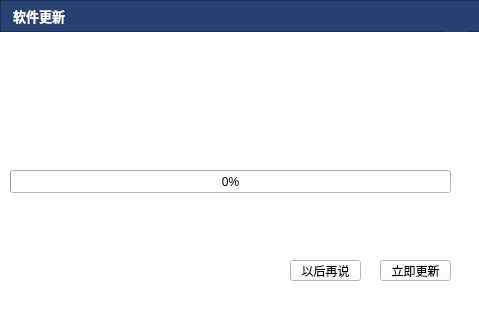
Before: the Qt Designer form updatesoftwaredialog.ui in ZhouMei20220810/TEST, drawn with Qt 5.
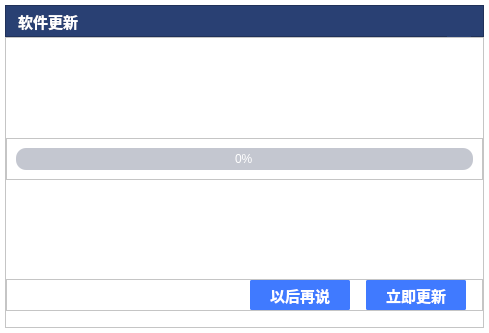
After: the same form once the commit is applied. Icons and pictures are not drawn.

Commit message: 设置阴影边框，需设置背景透明属性setAttribute(Qt::WA_TranslucentBackground, true);否则背景黑色

What changed in the file:
```diff
--- a/updatesoftwaredialog.ui
+++ b/updatesoftwaredialog.ui
@@ -6,51 +6,34 @@
    <rect>
     <x>0</x>
     <y>0</y>
-    <width>479</width>
-    <height>323</height>
+    <width>489</width>
+    <height>333</height>
    </rect>
   </property>
   <property name="windowTitle">
    <string>Dialog</string>
   </property>
   <property name="styleSheet">
-   <string notr="true">background-color:#FFFFFF;</string>
+   <string notr="true">background:transparent;</string>
   </property>
-  <widget class="QToolButton" name="toolBtnCancel">
-   <property name="geometry">
-    <rect>
-     <x>290</x>
-     <y>260</y>
-     <width>71</width>
-     <height>21</height>
-    </rect>
+  <layout class="QVBoxLayout" name="verticalLayout">
+   <property name="spacing">
+    <number>0</number>
    </property>
-   <property name="text">
-    <string>以后再说</string>
+   <property name="leftMargin">
+    <number>5</number>
    </property>
-  </widget>
-  <widget class="QToolButton" name="toolBtnUpdate">
-   <property name="geometry">
-    <rect>
-     <x>380</x>
-     <y>260</y>
-     <width>71</width>
-     <height>21</height>
-    </rect>
+   <property name="topMargin">
+    <number>5</number>
    </property>
-   <property name="text">
-    <string>立即更新</string>
+   <property name="rightMargin">
+    <number>5</number>
    </property>
-  </widget>
+   <property name="bottomMargin">
+    <number>5</number>
+   </property>
+   <item>
   <widget class="QFrame" name="frame">
-   <property name="geometry">
-    <rect>
-     <x>0</x>
-     <y>0</y>
-     <width>481</width>
-     <height>32</height>
-    </rect>
-   </property>
    <property name="minimumSize">
     <size>
      <width>0</width>
@@ -295,7 +278,7 @@
       </property>
       <property name="font">
        <font>
-        <pointsize>10</pointsize>
+          <pointsize>11</pointsize>
         <bold>true</bold>
        </font>
       </property>
@@ -370,19 +353,237 @@
     </item>
    </layout>
   </widget>
+   </item>
+   <item>
+    <widget class="QFrame" name="frame_4">
+     <property name="minimumSize">
+      <size>
+       <width>0</width>
+       <height>100</height>
+      </size>
+     </property>
+     <property name="styleSheet">
+      <string notr="true">background-color:#FFFFFF;</string>
+     </property>
+     <property name="frameShape">
+      <enum>QFrame::StyledPanel</enum>
+     </property>
+     <property name="frameShadow">
+      <enum>QFrame::Raised</enum>
+     </property>
+     <layout class="QVBoxLayout" name="verticalLayout_2">
+      <property name="spacing">
+       <number>0</number>
+      </property>
+      <property name="leftMargin">
+       <number>0</number>
+      </property>
+      <property name="topMargin">
+       <number>0</number>
+      </property>
+      <property name="rightMargin">
+       <number>0</number>
+      </property>
+      <property name="bottomMargin">
+       <number>16</number>
+      </property>
+      <item>
+       <spacer name="verticalSpacer_2">
+        <property name="orientation">
+         <enum>Qt::Vertical</enum>
+        </property>
+        <property name="sizeHint" stdset="0">
+         <size>
+          <width>474</width>
+          <height>97</height>
+         </size>
+        </property>
+       </spacer>
+      </item>
+      <item>
+       <widget class="QFrame" name="frame_3">
+        <property name="frameShape">
+         <enum>QFrame::StyledPanel</enum>
+        </property>
+        <property name="frameShadow">
+         <enum>QFrame::Raised</enum>
+        </property>
+        <layout class="QHBoxLayout" name="horizontalLayout_3">
+         <item>
   <widget class="QProgressBar" name="progressBar">
-   <property name="geometry">
-    <rect>
-     <x>10</x>
-     <y>170</y>
-     <width>441</width>
-     <height>23</height>
-    </rect>
+           <property name="styleSheet">
+            <string notr="true">QProgressBar{text-align: center;color:#FFFFFF;
+                                     background-color: #FFC4C7D0;
+                                     border: 0px solid #FFC4C7D0;
+                                     border-radius: 10px;}
+QProgressBar::chunk{background-color: #FF407AFF;
+                                     border-radius: 10px;}</string>
    </property>
    <property name="value">
     <number>0</number>
    </property>
   </widget>
+         </item>
+        </layout>
+       </widget>
+      </item>
+      <item>
+       <spacer name="verticalSpacer">
+        <property name="orientation">
+         <enum>Qt::Vertical</enum>
+        </property>
+        <property name="sizeHint" stdset="0">
+         <size>
+          <width>474</width>
+          <height>97</height>
+         </size>
+        </property>
+       </spacer>
+      </item>
+      <item>
+       <widget class="QFrame" name="frame_2">
+        <property name="frameShape">
+         <enum>QFrame::StyledPanel</enum>
+        </property>
+        <property name="frameShadow">
+         <enum>QFrame::Raised</enum>
+        </property>
+        <layout class="QHBoxLayout" name="horizontalLayout">
+         <property name="spacing">
+          <number>16</number>
+         </property>
+         <property name="leftMargin">
+          <number>0</number>
+         </property>
+         <property name="topMargin">
+          <number>0</number>
+         </property>
+         <property name="rightMargin">
+          <number>16</number>
+         </property>
+         <property name="bottomMargin">
+          <number>0</number>
+         </property>
+         <item>
+          <spacer name="horizontalSpacer_2">
+           <property name="orientation">
+            <enum>Qt::Horizontal</enum>
+           </property>
+           <property name="sizeHint" stdset="0">
+            <size>
+             <width>40</width>
+             <height>20</height>
+            </size>
+           </property>
+          </spacer>
+         </item>
+         <item>
+          <widget class="QToolButton" name="toolBtnCancel">
+           <property name="minimumSize">
+            <size>
+             <width>100</width>
+             <height>28</height>
+            </size>
+           </property>
+           <property name="font">
+            <font>
+             <pointsize>11</pointsize>
+             <bold>true</bold>
+            </font>
+           </property>
+           <property name="cursor">
+            <cursorShape>PointingHandCursor</cursorShape>
+           </property>
+           <property name="styleSheet">
+            <string notr="true"> QToolButton {
+     border: 2px solid #FF407AFF;
+     border-radius:2px;
+	 background-color: #FF407AFF;
+	 color:#FFFFFFFF;
+ }
+QToolButton:hover
+{
+	border:2px solid  #FF407AFF;
+	background-color: #FF407AFF;
+}
+ QToolButton:pressed {
+     border: 2px solid #FF407AFF;
+     border-radius: 2px;
+	 background-color: #FF407AFF;
+	 color:#FFFFFFFF;
+ }
+
+ QToolButton:flat {
+     border: none; /* no border for a flat push button */
+ }
+
+ QToolButton:default {
+     border-color: navy; /* make the default button prominent */
+ }
+</string>
+           </property>
+           <property name="text">
+            <string>以后再说</string>
+           </property>
+          </widget>
+         </item>
+         <item>
+          <widget class="QToolButton" name="toolBtnUpdate">
+           <property name="minimumSize">
+            <size>
+             <width>100</width>
+             <height>28</height>
+            </size>
+           </property>
+           <property name="font">
+            <font>
+             <pointsize>11</pointsize>
+             <bold>true</bold>
+            </font>
+           </property>
+           <property name="cursor">
+            <cursorShape>PointingHandCursor</cursorShape>
+           </property>
+           <property name="styleSheet">
+            <string notr="true"> QToolButton {
+     border: 2px solid #FF407AFF;
+     border-radius:2px;
+	 background-color: #FF407AFF;
+	 color:#FFFFFFFF;
+ }
+QToolButton:hover
+{
+	border:2px solid  #FF407AFF;
+	background-color: #FF407AFF;
+}
+ QToolButton:pressed {
+     border: 2px solid #FF407AFF;
+     border-radius: 2px;
+	 background-color: #FF407AFF;
+	 color:#FFFFFFFF;
+ }
+
+ QToolButton:flat {
+     border: none; /* no border for a flat push button */
+ }
+
+ QToolButton:default {
+     border-color: navy; /* make the default button prominent */
+ }
+</string>
+           </property>
+           <property name="text">
+            <string>立即更新</string>
+           </property>
+          </widget>
+         </item>
+        </layout>
+       </widget>
+      </item>
+     </layout>
+    </widget>
+   </item>
+  </layout>
  </widget>
  <resources>
   <include location="res.qrc"/>
```
Lines whose indentation alone changed are shown as unchanged. The commit also changes 1 other file.
